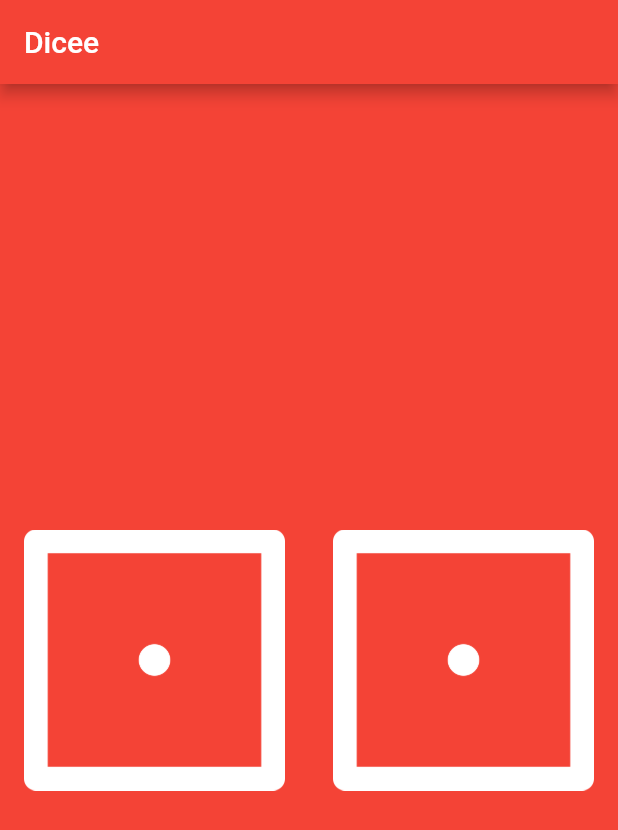
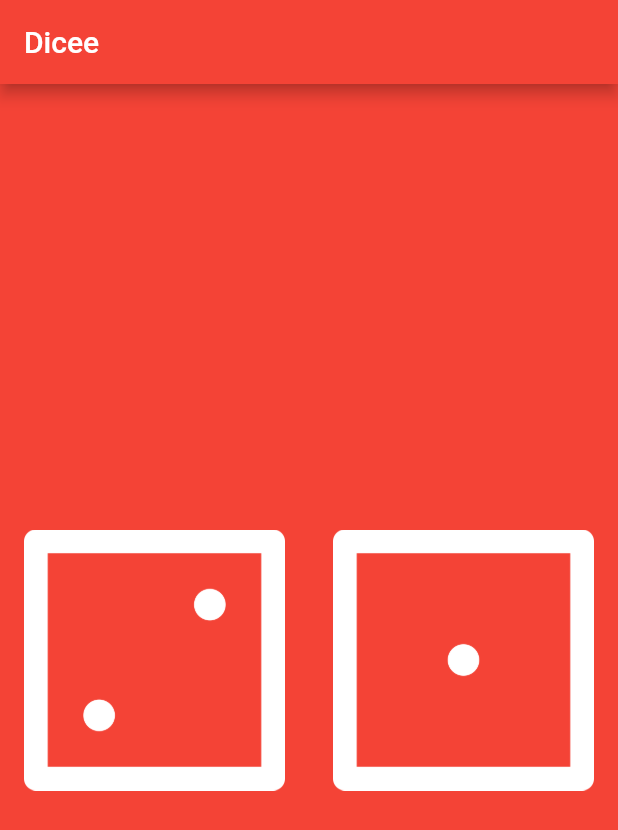
Before and after one commit to StaringGenie/dice_flutter, a Flutter app: the screen it shows after launch, on a phone screen of 412 x 824 dp. Shown: the top 830 px of the screen. Run offline on Flutter 3.47's test engine with Material 2 defaults, Android fonts, the phone set to English and light mode, and no system bars.

```diff
--- a/lib/main.dart
+++ b/lib/main.dart
@@ -15,22 +15,34 @@ void main() {
   );
 }
 
-class DicePage extends StatelessWidget {
+class DicePage extends StatefulWidget {
+  @override
+  _DicePageState createState() => _DicePageState();
+}
+
+class _DicePageState extends State<DicePage> {
+  int leftDiceNumber = 2;
   @override
   Widget build(BuildContext context) {
     return Center(
       child: Row(
         children: <Widget>[
           Expanded(
-            child: Padding(
-              padding: const EdgeInsets.all(16.0),
-              child: Image.asset('images/dice1.png'),
+            child: FlatButton(
+              child: Image.asset('images/dice$leftDiceNumber.png'),
+              onPressed: () {
+                setState(() {
+                  leftDiceNumber = 5;
+                });
+              },
             ),
           ),
           Expanded(
-            child: Padding(
-              padding: const EdgeInsets.all(16.0),
+            child: FlatButton(
               child: Image.asset('images/dice1.png'),
+              onPressed: () {
+                print('Right button clicked');
+              },
             ),
           ),
         ],
```
